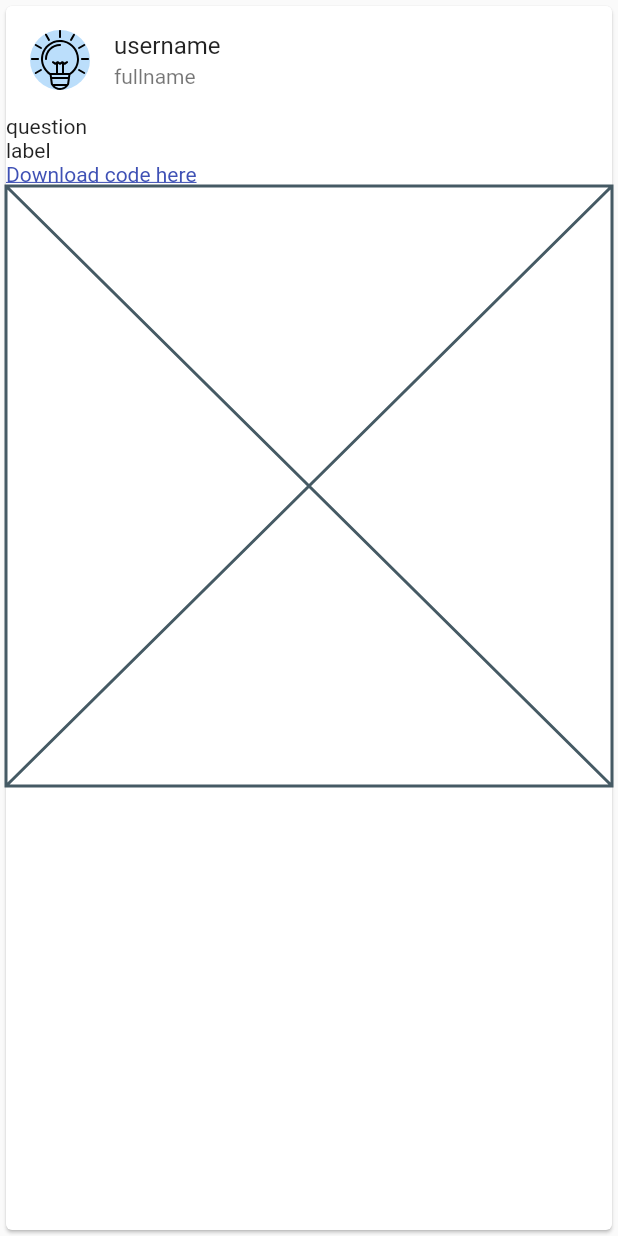
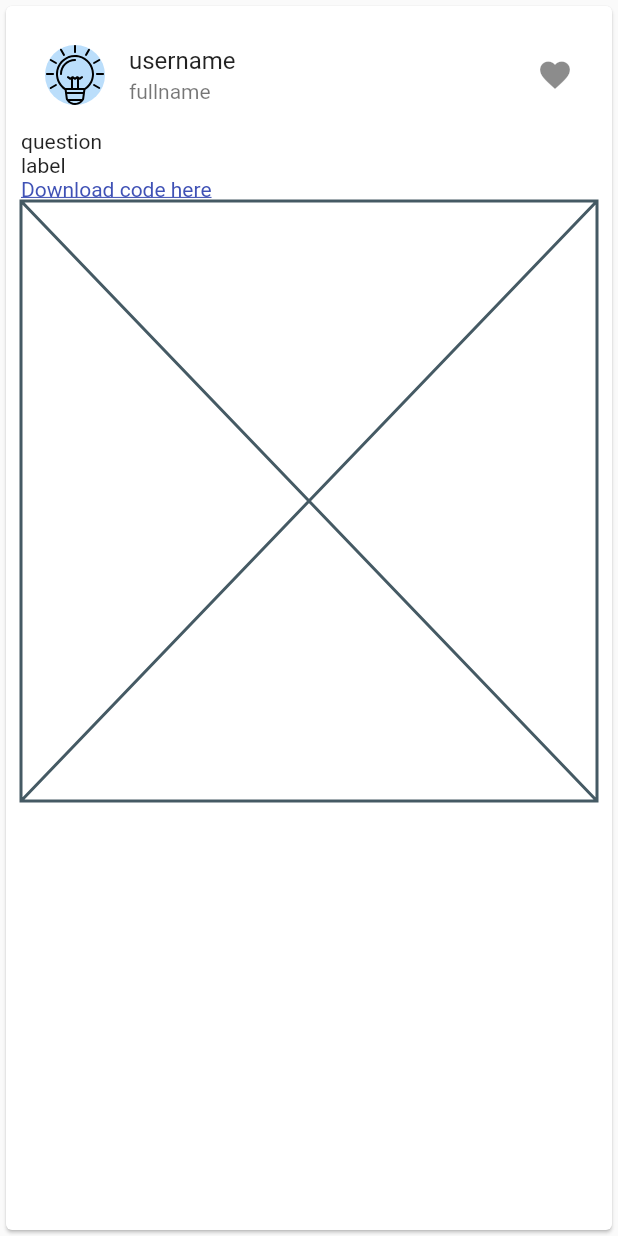
Before and after one commit to IslamulHadi/bketoan, a Flutter app: the PertanyaanDetailComponent widget shown alone on an empty page, opened directly, on a phone screen of 412 x 824 dp. Run offline on Flutter 3.47's test engine with Material 2 defaults, Android fonts, the phone set to English and light mode, and no system bars; our stand-ins replace flutter_svg.

```diff
--- a/bketoan/lib/components/pertanyaan_detail_component.dart
+++ b/bketoan/lib/components/pertanyaan_detail_component.dart
@@ -3,8 +3,7 @@ import 'dart:io';
 import 'package:flutter/material.dart';
 import 'package:flutter_svg/svg.dart';
 
-
-class PertanyaanDetailComponent extends StatelessWidget{
+class PertanyaanDetailComponent extends StatelessWidget {
   String username;
   String fullname;
   String avatar;
@@ -12,22 +11,48 @@ class PertanyaanDetailComponent extends StatelessWidget{
   String label;
   String file;
   File gambar;
-  PertanyaanDetailComponent({this.avatar, this.username='username',this.fullname='fullname',this.question='question', this.label='label', this.file, this.gambar});
+
+  PertanyaanDetailComponent(
+      {this.avatar,
+      this.username = 'username',
+      this.fullname = 'fullname',
+      this.question = 'question',
+      this.label = 'label',
+      this.file,
+      this.gambar});
+
   @override
   Widget build(BuildContext context) {
     // TODO: implement build
     return Card(
+      child: Padding(
+        padding: EdgeInsets.symmetric(horizontal: 10.0,vertical: 10.0),
         child: Column(
           crossAxisAlignment: CrossAxisAlignment.start,
           children: <Widget>[
-          ListTile(title: Text('username'),subtitle: Text('fullname'),leading: CircleAvatar(child: SvgPicture.asset('assets/icons/lamp.svg'),),),
-          Text(question),
+            ListTile(
+              title: Text('username'),
+              subtitle: Text('fullname'),
+              leading: CircleAvatar(
+                child: SvgPicture.asset('assets/icons/lamp.svg'),
+              ),
+              trailing: GestureDetector(
+                onTap: () {},
+                child: Icon(Icons.favorite),
+              ),
+            ),
+            Wrap(children: [Text(question)]),
             Text(label),
             GestureDetector(
-            child: Text('Download code here', style: TextStyle(color: Colors.indigo,decoration: TextDecoration.underline),),
+              child: Text(
+                'Download code here',
+                style: TextStyle(
+                    color: Colors.indigo, decoration: TextDecoration.underline),
               ),
-          gambar==null?Placeholder(): Image.network(file)
+            ),
+            gambar == null ? Placeholder() : Image.network(file)
           ],
+        ),
       ),
     );
   }
```
Also changed, not shown: bketoan/lib/screens/register_screen.dart (+0 -8 lines). Lines whose indentation alone changed are shown as unchanged.
